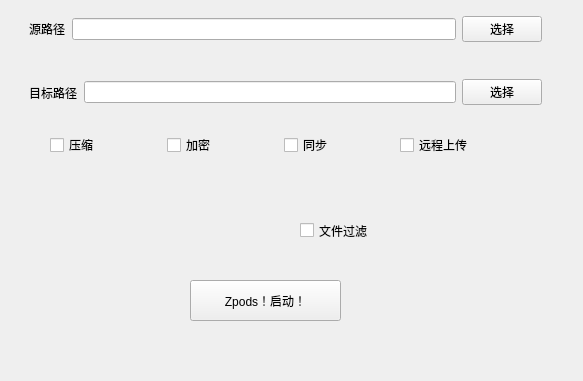
Before: the Qt Designer form client/gui/mainwindow.ui in wenli7363/Zpods, drawn with Qt 5.
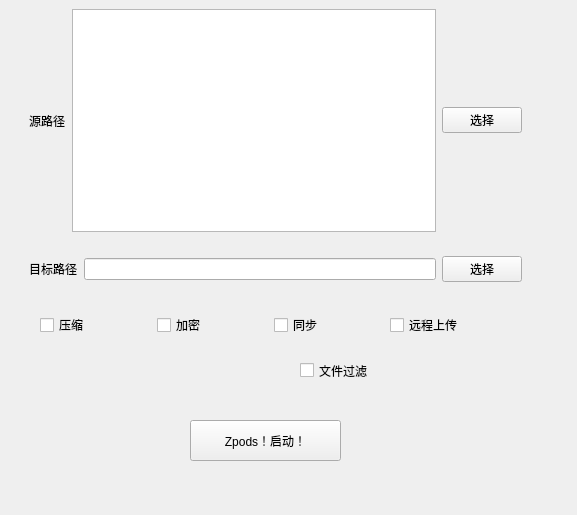
After: the same form once the commit is applied. Custom widgets are drawn as their Qt base class.

Commit message: finish srcLineWidget

```diff
--- a/client/gui/mainwindow.ui
+++ b/client/gui/mainwindow.ui
@@ -6,8 +6,8 @@
    <rect>
     <x>0</x>
     <y>0</y>
-    <width>583</width>
-    <height>381</height>
+    <width>577</width>
+    <height>515</height>
    </rect>
   </property>
   <property name="windowTitle">
@@ -19,8 +19,8 @@
      <rect>
       <x>20</x>
       <y>0</y>
-      <width>531</width>
-      <height>121</height>
+      <width>511</width>
+      <height>291</height>
      </rect>
     </property>
     <layout class="QVBoxLayout" name="verticalLayout">
@@ -35,7 +35,7 @@
          </widget>
         </item>
         <item>
-         <widget class="QLineEdit" name="srcPath"/>
+         <widget class="QListWidget" name="srcListWidget"/>
         </item>
         <item>
          <widget class="QPushButton" name="srcBtn">
@@ -75,8 +75,8 @@
    <widget class="QWidget" name="widget_4" native="true">
     <property name="geometry">
      <rect>
-      <x>50</x>
-      <y>130</y>
+      <x>40</x>
+      <y>310</y>
       <width>461</width>
       <height>31</height>
      </rect>
@@ -116,7 +116,7 @@
     <property name="geometry">
      <rect>
       <x>50</x>
-      <y>210</y>
+      <y>350</y>
       <width>211</width>
       <height>41</height>
      </rect>
@@ -127,7 +127,7 @@
     <property name="geometry">
      <rect>
       <x>300</x>
-      <y>220</y>
+      <y>360</y>
       <width>85</width>
       <height>21</height>
      </rect>
@@ -140,7 +140,7 @@
     <property name="geometry">
      <rect>
       <x>190</x>
-      <y>280</y>
+      <y>420</y>
       <width>151</width>
       <height>41</height>
      </rect>
```
The commit also changes 3 other files.
